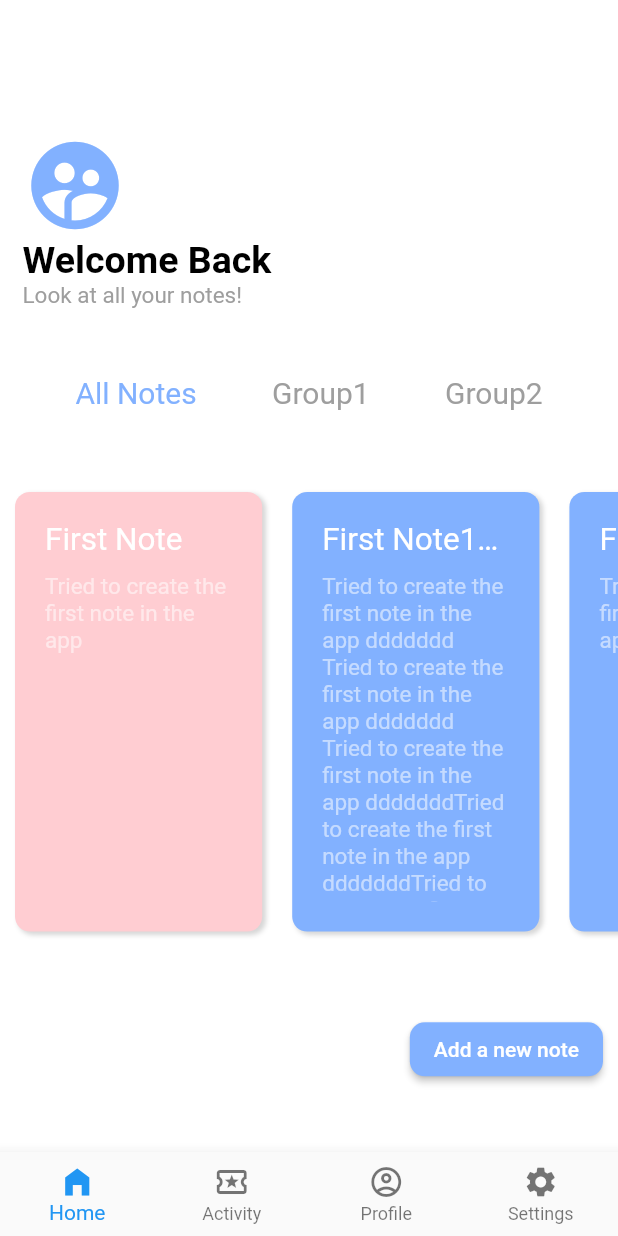
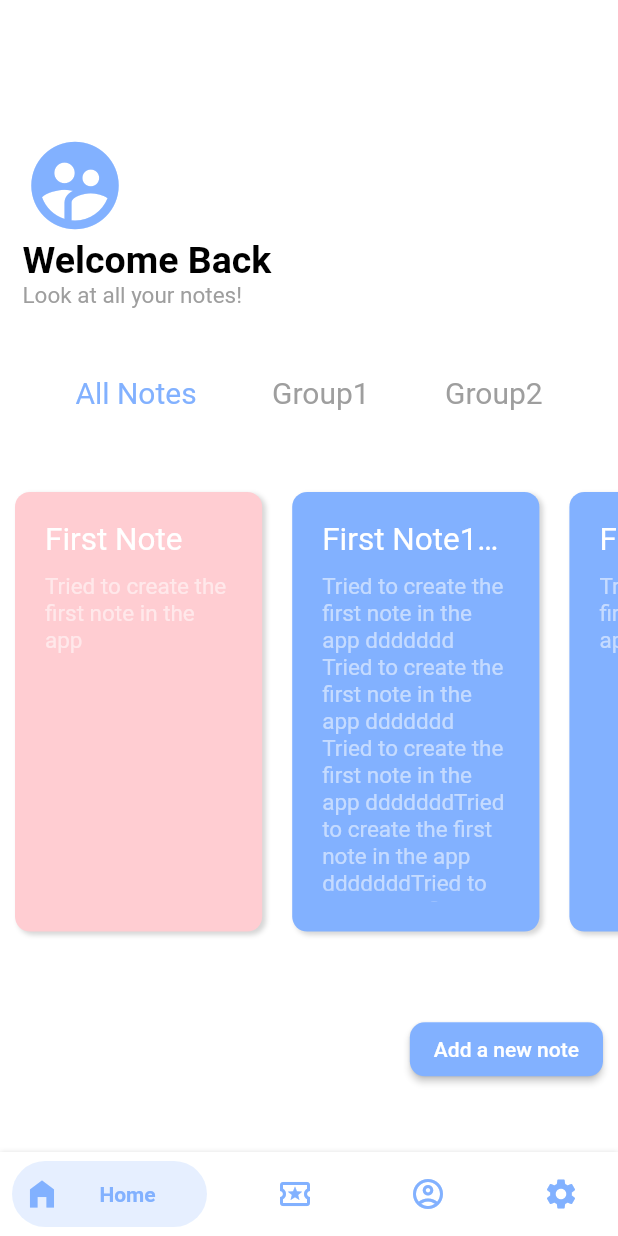
Before and after one commit to amitsindoliya/copyio, a Flutter app: the screen it shows after launch, on a phone screen of 412 x 824 dp. Run offline on Flutter 3.47's test engine with Material 2 defaults, Android fonts, the phone set to English and light mode, and no system bars; drawn by our look-alikes of bottom_navy_bar.

Commit message:
bottom nav update and settings page

```diff
--- /dev/null
+++ b/copyio/lib/home.dart
@@ -0,0 +1,148 @@
+import 'package:copyio/models/notes.dart';
+import 'package:copyio/notes_card.dart';
+import 'package:copyio/notes_detail.dart';
+import 'package:copyio/providers/notes_provider.dart';
+import 'package:copyio/viewall.dart';
+import 'package:flutter/material.dart';
+import 'package:provider/provider.dart';
+
+class Home extends StatelessWidget {
+  // const Home({
+  //   Key key,
+  //   @required List<Notes> items,
+  // }) : _items = items, super(key: key);
+
+  List<Notes> _items;
+
+  @override
+  Widget build(BuildContext context) {
+    _items = Provider.of<NotesProvider>(context).getNotes;
+    return Column(
+      // crossAxisAlignment: CrossAxisAlignment.end,
+      crossAxisAlignment: CrossAxisAlignment.start,
+      mainAxisAlignment: MainAxisAlignment.spaceEvenly,
+      children: [
+        Container(
+          height: MediaQuery.of(context).padding.top * 2.2,
+        ),
+        Padding(
+          padding: const EdgeInsets.fromLTRB(15.0, 0, 0, 0),
+          child: Column(
+            mainAxisAlignment: MainAxisAlignment.start,
+            crossAxisAlignment: CrossAxisAlignment.start,
+            children: [
+              Icon(
+                Icons.supervised_user_circle_sharp,
+                size: 70,
+                color: Colors.blueAccent[100],
+              ),
+              Text(
+                'Welcome Back',
+                style: TextStyle(
+                  color: Colors.black,
+                  fontSize: 25.0,
+                  fontWeight: FontWeight.w700,
+                ),
+              ),
+              Text(
+                'Look at all your notes!',
+                style: TextStyle(
+                  color: Colors.grey,
+                  fontSize: 15.0,
+                ),
+              )
+            ],
+          ),
+        ),
+        Row(
+          mainAxisAlignment: MainAxisAlignment.spaceEvenly,
+          children: [
+            Text(
+              'All Notes',
+              style: TextStyle(
+                color: Colors.blueAccent[100],
+                fontSize: 20.0,
+                // decoration: TextDecoration.underline,
+                // decorationThickness: 4,
+              ),
+            ),
+            Text(
+              'Group1',
+              style: TextStyle(
+                color: Colors.grey,
+                fontSize: 20.0,
+              ),
+            ),
+            Text(
+              'Group2',
+              style: TextStyle(
+                color: Colors.grey,
+                fontSize: 20.0,
+              ),
+            ),
+          ],
+        ),
+        Container(
+          height: MediaQuery.of(context).size.height * 0.38,
+          child: ListView.builder(
+            scrollDirection: Axis.horizontal,
+            itemCount: _items.length > 10 ? 11 : _items.length,
+            itemBuilder: (context, index) {
+              if (index < 10) {
+                return NotesCard(
+                  _items[index],
+                  MediaQuery.of(context).size.height * 0.38,
+                );
+              } else {
+                return ViewAll();
+              }
+            },
+          ),
+        ),
+        NewNote(),
+      ],
+    );
+  }
+}
+
+class NewNote extends StatelessWidget {
+  const NewNote({
+    Key key,
+  }) : super(key: key);
+
+  @override
+  Widget build(BuildContext context) {
+    return Row(
+      mainAxisAlignment: MainAxisAlignment.end,
+      children: [
+        Padding(
+          padding: EdgeInsets.fromLTRB(0, 0, 10.0, 0),
+          child: ElevatedButton(
+            style: ButtonStyle(
+              backgroundColor: MaterialStateProperty.all<Color>(
+                Colors.blueAccent[100],
+              ),
+              elevation: MaterialStateProperty.all<double>(2.0),
+              shape: MaterialStateProperty.all<OutlinedBorder>(
+                RoundedRectangleBorder(
+                  borderRadius: BorderRadius.circular(10.0),
+                ),
+              ),
+              // RoundedRectangleBorder(borderRasdius: BorderRadius.circular(30)),
+            ),
+            onPressed: () {
+              return Navigator.of(context).push(MaterialPageRoute(
+                  builder: (context) => NotesDetail(null, null, null, null)));
+            },
+            child: Text(
+              'Add a new note',
+              style: TextStyle(
+                color: Colors.white,
+              ),
+            ),
+          ),
+        ),
+      ],
+    );
+  }
+}
--- a/copyio/lib/main.dart
+++ b/copyio/lib/main.dart
@@ -1,10 +1,13 @@
+import 'package:bottom_navy_bar/bottom_navy_bar.dart';
+import 'package:copyio/home.dart';
+import 'package:copyio/models/notes.dart';
 import 'package:copyio/notes_detail.dart';
 import 'package:copyio/providers/notes_provider.dart';
 import 'package:copyio/viewall.dart';
 import 'package:flutter/material.dart';
 import 'package:provider/provider.dart';
-import 'dummy_data.dart';
 import 'notes_card.dart';
+import 'settings.dart';
 
 void main() => runApp(MyApp());
 
@@ -16,6 +19,7 @@ class MyApp extends StatelessWidget {
         ChangeNotifierProvider(create: (_) => NotesProvider()),
       ],
       child: MaterialApp(
+        debugShowCheckedModeBanner: false,
         title: 'CopyIO',
         theme: ThemeData(primaryColor: Colors.blueAccent[100]),
         home: HomePage(),
@@ -24,7 +28,23 @@ class MyApp extends StatelessWidget {
   }
 }
 
-class HomePage extends StatelessWidget {
+class HomePage extends StatefulWidget {
+  @override
+  _HomePageState createState() => _HomePageState();
+}
+
+class _HomePageState extends State<HomePage> {
+  int _currentIndex = 0;
+
+  List<Widget> _widgetOptions = <Widget>[
+    Home(),
+    Text('Search Page',
+        style: TextStyle(fontSize: 35, fontWeight: FontWeight.bold)),
+    Text('Profile Page',
+        style: TextStyle(fontSize: 35, fontWeight: FontWeight.bold)),
+    Settings(),
+  ];
+
   @override
   Widget build(BuildContext context) {
     var _items = Provider.of<NotesProvider>(context).getNotes;
@@ -34,156 +54,53 @@ class HomePage extends StatelessWidget {
       //   elevation: 0.0,
       // ),
       backgroundColor: Colors.white,
-      body: Column(
-        // crossAxisAlignment: CrossAxisAlignment.end,
-        crossAxisAlignment: CrossAxisAlignment.start,
-        mainAxisAlignment: MainAxisAlignment.spaceEvenly,
-        children: [
-          Container(
-            height: MediaQuery.of(context).padding.top * 2.2,
+      body: _widgetOptions[_currentIndex],
+      bottomNavigationBar: BottomNavyBar(
+        selectedIndex: _currentIndex,
+        showElevation: true,
+        itemCornerRadius: 24,
+        curve: Curves.easeIn,
+
+        onItemSelected: (index) {
+          // print(index);
+          setState(
+            () => _currentIndex = index,
+          );
+        },
+
+        // onTap: (int index) {},
+        // type: BottomNavigationBarType.fixed,
+        items: [
+          BottomNavyBarItem(
+            icon: Icon(Icons.home_filled),
+            title: Text('Home'),
+            activeColor: Colors.blueAccent[100],
+            textAlign: TextAlign.center,
+            inactiveColor: Colors.blueAccent[50],
           ),
-          Padding(
-            padding: const EdgeInsets.fromLTRB(15.0, 0, 0, 0),
-            child: Column(
-              mainAxisAlignment: MainAxisAlignment.start,
-              crossAxisAlignment: CrossAxisAlignment.start,
-              children: [
-                Icon(
-                  Icons.supervised_user_circle_sharp,
-                  size: 70,
-                  color: Colors.blueAccent[100],
-                ),
-                Text(
-                  'Welcome Back',
-                  style: TextStyle(
-                    color: Colors.black,
-                    fontSize: 25.0,
-                    fontWeight: FontWeight.w700,
-                  ),
-                ),
-                Text(
-                  'Look at all your notes!',
-                  style: TextStyle(
-                    color: Colors.grey,
-                    fontSize: 15.0,
-                  ),
-                )
-              ],
-            ),
+          BottomNavyBarItem(
+            icon: Icon(Icons.local_activity_outlined),
+            title: Text('Activity'),
+            activeColor: Colors.blueAccent[100],
+            textAlign: TextAlign.center,
+            inactiveColor: Colors.blueAccent[50],
           ),
-          Row(
-            mainAxisAlignment: MainAxisAlignment.spaceEvenly,
-            children: [
-              Text(
-                'All Notes',
-                style: TextStyle(
-                  color: Colors.blueAccent[100],
-                  fontSize: 20.0,
-                  // decoration: TextDecoration.underline,
-                  // decorationThickness: 4,
-                ),
-              ),
-              Text(
-                'Group1',
-                style: TextStyle(
-                  color: Colors.grey,
-                  fontSize: 20.0,
-                ),
-              ),
-              Text(
-                'Group2',
-                style: TextStyle(
-                  color: Colors.grey,
-                  fontSize: 20.0,
-                ),
-              ),
-            ],
+          BottomNavyBarItem(
+            icon: Icon(Icons.account_circle_outlined),
+            title: Text('Profile'),
+            activeColor: Colors.blueAccent[100],
+            textAlign: TextAlign.center,
+            inactiveColor: Colors.blueAccent[50],
           ),
-          Container(
-            height: MediaQuery.of(context).size.height * 0.38,
-            child: ListView.builder(
-              scrollDirection: Axis.horizontal,
-              itemCount: _items.length > 10 ? 11 : _items.length,
-              itemBuilder: (context, index) {
-                if (index < 10) {
-                  return NotesCard(
-                    _items[index],
-                    MediaQuery.of(context).size.height * 0.38,
-                  );
-                } else {
-                  return ViewAll();
-                }
-              },
-            ),
-          ),
-          NewNote(),
-        ],
-      ),
-      bottomNavigationBar: BottomNavigationBar(
-        currentIndex: 0,
-        onTap: (int index) {},
-        type: BottomNavigationBarType.fixed,
-        items: [
-          BottomNavigationBarItem(
-            icon: Icon(Icons.home_filled),
-            label: 'Home',
-          ),
-          BottomNavigationBarItem(
-            icon: Icon(Icons.local_activity_outlined),
-            label: 'Activity',
-          ),
-          BottomNavigationBarItem(
-            icon: Icon(Icons.account_circle_outlined),
-            label: 'Profile',
-          ),
-          BottomNavigationBarItem(
+          BottomNavyBarItem(
             icon: Icon(Icons.settings),
-            label: 'Settings',
+            title: Text('Settings'),
+            activeColor: Colors.blueAccent[100],
+            textAlign: TextAlign.center,
+            inactiveColor: Colors.blueAccent[50],
           ),
         ],
       ),
     );
   }
 }
-
-class NewNote extends StatelessWidget {
-  const NewNote({
-    Key key,
-  }) : super(key: key);
-
-  @override
-  Widget build(BuildContext context) {
-    return Row(
-      mainAxisAlignment: MainAxisAlignment.end,
-      children: [
-        Padding(
-          padding: EdgeInsets.fromLTRB(0, 0, 10.0, 0),
-          child: ElevatedButton(
-            style: ButtonStyle(
-              backgroundColor: MaterialStateProperty.all<Color>(
-                Colors.blueAccent[100],
-              ),
-              elevation: MaterialStateProperty.all<double>(2.0),
-              shape: MaterialStateProperty.all<OutlinedBorder>(
-                RoundedRectangleBorder(
-                  borderRadius: BorderRadius.circular(10.0),
-                ),
-              ),
-              // RoundedRectangleBorder(borderRasdius: BorderRadius.circular(30)),
-            ),
-            onPressed: () {
-              return Navigator.of(context).push(MaterialPageRoute(
-                  builder: (context) => NotesDetail(null, null, null, null)));
-            },
-            child: Text(
-              'Add a new note',
-              style: TextStyle(
-                color: Colors.white,
-              ),
-            ),
-          ),
-        ),
-      ],
-    );
-  }
-}
--- a/copyio/pubspec.yaml
+++ b/copyio/pubspec.yaml
@@ -20,6 +20,7 @@ dependencies:
   flutter:
     sdk: flutter
   provider: ^5.0.0
+  bottom_navy_bar: ^6.0.0
   # The following adds the Cupertino Icons font to your application.
   # Use with the CupertinoIcons class for iOS style icons.
   cupertino_icons: ^0.1.2
```
Also changed, not shown: copyio/lib/settings.dart (added, +78 -0 lines), copyio/pubspec.lock.
